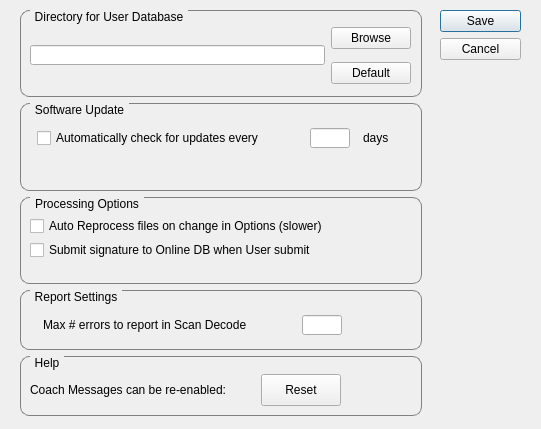
githubcreaker/JPEGsnoop, file source/snoopconfigdialog.ui: the form before one commit.
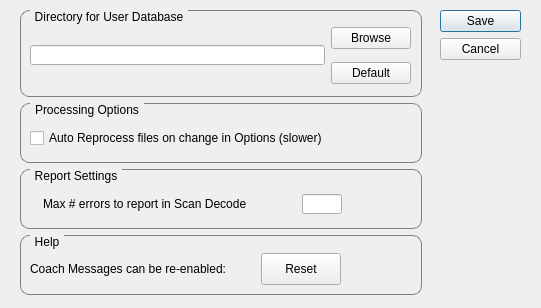
The form after the commit.

Commit message: Remove Check for Updates, Edit > Undo, View > Adjust and Submit signature

```diff
--- a/source/snoopconfigdialog.ui
+++ b/source/snoopconfigdialog.ui
@@ -7,7 +7,7 @@
     <x>0</x>
     <y>0</y>
     <width>541</width>
-    <height>429</height>
+    <height>308</height>
    </rect>
   </property>
   <property name="windowTitle">
@@ -38,7 +38,7 @@
      <x>20</x>
      <y>10</y>
      <width>402</width>
-     <height>406</height>
+     <height>285</height>
     </rect>
    </property>
    <layout class="QVBoxLayout" name="verticalLayout_3">
@@ -111,89 +111,18 @@
       </widget>
      </widget>
     </item>
-    <item>
-     <widget class="QGroupBox" name="groupBox_2">
-      <property name="minimumSize">
-       <size>
-        <width>400</width>
-        <height>60</height>
-       </size>
-      </property>
-      <property name="styleSheet">
-       <string notr="true">QGroupBox {
-    border: 1px solid gray;
-    border-radius: 9px;
-    margin-top: 0.5em;
-}
-
-QGroupBox::title {
-    subcontrol-origin: margin;
-    left: 10px;
-    padding: 0 3px 0 3px;
-}</string>
-      </property>
-      <property name="title">
-       <string>Software Update</string>
-      </property>
-      <property name="flat">
-       <bool>true</bool>
-      </property>
-      <widget class="QWidget" name="layoutWidget">
-       <property name="geometry">
-        <rect>
-         <x>10</x>
-         <y>20</y>
-         <width>381</width>
-         <height>31</height>
-        </rect>
-       </property>
-       <layout class="QHBoxLayout" name="horizontalLayout">
-        <item>
-         <widget class="QCheckBox" name="cbAutoUpdate">
-          <property name="maximumSize">
-           <size>
-            <width>260</width>
-            <height>20</height>
-           </size>
-          </property>
-          <property name="text">
-           <string>Automatically check for updates every </string>
-          </property>
-         </widget>
-        </item>
-        <item>
-         <widget class="QLineEdit" name="leUpdateDays">
-          <property name="maximumSize">
-           <size>
-            <width>40</width>
-            <height>20</height>
-           </size>
-          </property>
-         </widget>
-        </item>
-        <item>
-         <widget class="QLabel" name="label_2">
-          <property name="maximumSize">
-           <size>
-            <width>40</width>
-            <height>20</height>
-           </size>
-          </property>
-          <property name="text">
-           <string>days</string>
-          </property>
-         </widget>
-        </item>
-       </layout>
-      </widget>
-     </widget>
-    </item>
     <item>
      <widget class="QGroupBox" name="groupBox_3">
       <property name="minimumSize">
        <size>
         <width>400</width>
-        <height>80</height>
+        <height>60</height>
+       </size>
+      </property>
+      <property name="maximumSize">
+       <size>
+        <width>16777215</width>
+        <height>60</height>
        </size>
       </property>
       <property name="styleSheet">
@@ -221,7 +150,7 @@
          <x>10</x>
          <y>20</y>
          <width>335</width>
-         <height>42</height>
+         <height>31</height>
         </rect>
        </property>
        <layout class="QVBoxLayout" name="verticalLayout_2">
@@ -232,13 +161,6 @@
           </property>
          </widget>
         </item>
-        <item>
-         <widget class="QCheckBox" name="cbOblineDb">
-          <property name="text">
-           <string>Submit signature to Online DB when User submit</string>
-          </property>
-         </widget>
-        </item>
        </layout>
       </widget>
      </widget>
```
The commit also changes 16 other files.
